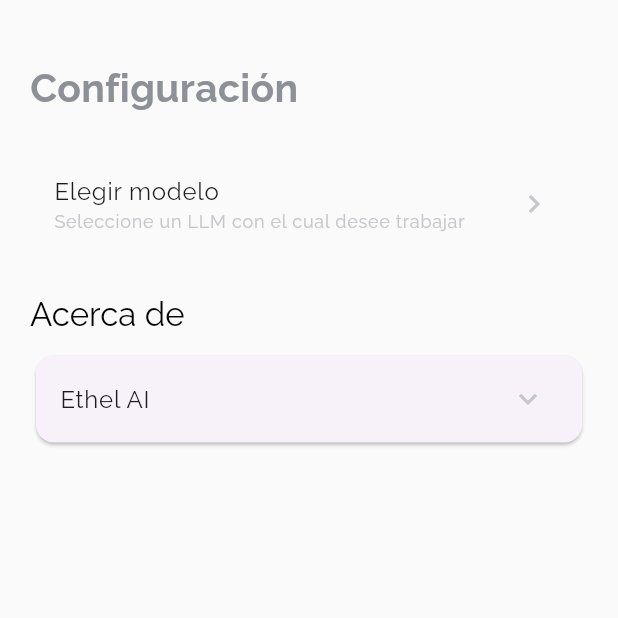
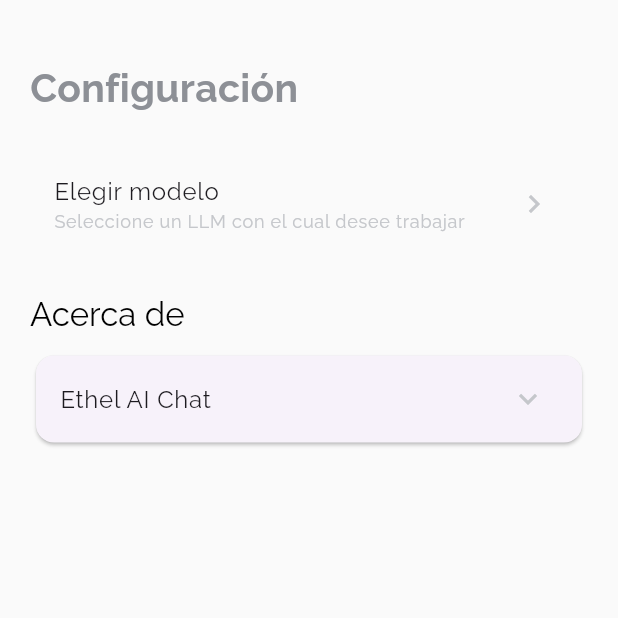
Before and after one commit to rjcalifornia/ethel-ai-chat, a Flutter app: the screen it shows after launch, after a tap on "Iniciar ahora", after a tap on the "settings" icon, on a phone screen of 412 x 824 dp, the top half of it. Run offline on Flutter 3.47's test engine with Material 3 defaults, Android fonts, the light colour scheme and no system bars; our stand-ins replace flutter_chat_types, flutter_chat_ui, google_fonts, material_symbols_icons, shared_preferences.

Commit message:
Changes to be committed: 	modified:   lib/main.dart 	modified:   lib/ui/screens/chat.dart 	modified:   lib/ui/screens/home.dart 	modified:   lib/ui/screens/settings.dart 	modified:   lib/ui/widgets/empty_state.dart

```diff
--- a/lib/main.dart
+++ b/lib/main.dart
@@ -43,12 +43,12 @@
         scaffoldBackgroundColor: const Color(0xffF3F5F6),
         textTheme: GoogleFonts.ralewayTextTheme(Theme.of(context).textTheme),
       ),
-      localizationsDelegates: [
+      localizationsDelegates: const [
         GlobalMaterialLocalizations.delegate,
         GlobalWidgetsLocalizations.delegate,
         GlobalCupertinoLocalizations.delegate,
       ],
-      supportedLocales: [
+      supportedLocales: const [
         Locale('es'), // Spanish
       ],
       home: FutureBuilder(
--- a/lib/ui/screens/chat.dart
+++ b/lib/ui/screens/chat.dart
@@ -3,7 +3,9 @@
 import 'package:ethel_ai_chat/global.dart';
 import 'package:ethel_ai_chat/ui/widgets/empty_state.dart';
 import 'package:flutter/material.dart';
+// ignore: unnecessary_import
 import 'package:flutter/widgets.dart';
+// ignore: depend_on_referenced_packages
 import 'package:flutter_chat_types/flutter_chat_types.dart' as types;
 import 'package:http/http.dart' as http;
 import 'package:flutter_chat_ui/flutter_chat_ui.dart';
@@ -85,7 +87,8 @@
 
   @override
   Widget build(BuildContext context) {
-    return Scaffold(
+    return SafeArea(
+        child: Scaffold(
             backgroundColor: const Color(0xffFAFAFA),
             body: Container(
               padding: const EdgeInsets.only(top: 30, left: 20, right: 20),
@@ -98,15 +101,16 @@
                 emptyState: EmptyStateWidget(),
                 l10n: const ChatL10nEn(
                     inputPlaceholder: "Preguntale algo a la AI",
-            ),
+                    isTyping: "está escribiendo..."),
                 typingIndicatorOptions: TypingIndicatorOptions(
-                typingUsers: test, animationSpeed: const Duration(seconds: 1)),
+                    typingUsers: test,
+                    animationSpeed: const Duration(seconds: 1)),
                 onSendPressed: _handleSendPressed,
                 user: _user,
                 showUserNames: true,
                 showUserAvatars: true,
               ),
-        ));
+            )));
   }
 
   void _addMessage(types.Message message) {
--- a/lib/ui/screens/home.dart
+++ b/lib/ui/screens/home.dart
@@ -29,7 +29,7 @@
       bottomNavigationBar: BottomAppBar(
         elevation: 40.0,
         shadowColor: Colors.black,
-        surfaceTintColor: Color(0xfff5f6f5),
+        surfaceTintColor: const Color(0xfff5f6f5),
         child: Row(
           mainAxisAlignment: MainAxisAlignment.spaceAround,
           children: [
--- a/lib/ui/screens/settings.dart
+++ b/lib/ui/screens/settings.dart
@@ -75,7 +75,7 @@
               ),
               Card(
                 child: ExpansionTile(
-                  title: const Text("Ethel AI"),
+                  title: const Text("Ethel AI Chat"),
                   iconColor: EthelColors.selected,
                   collapsedIconColor: EthelColors.unselected,
                   children: [
--- a/lib/ui/widgets/empty_state.dart
+++ b/lib/ui/widgets/empty_state.dart
@@ -10,10 +10,11 @@
 class _EmptyStateWidgetState extends State<EmptyStateWidget> {
   @override
   Widget build(BuildContext context) {
-    return Column(
+    return SingleChildScrollView(
+        child: Column(
       children: [
         const SizedBox(
-          height: 60,
+          height: 40,
         ),
         Center(
             child: Column(
@@ -23,14 +24,14 @@
               child: Image.asset("images/ethel-ai-logo.png"),
             ),
             const SizedBox(
-              height: 40,
+              height: 10,
             ),
             const Text(
               "Ethel AI",
               style: TextStyle(fontSize: 28),
             ),
             const SizedBox(
-              height: 40,
+              height: 30,
             ),
             const Icon(
               Icons.book_outlined,
@@ -81,6 +82,6 @@
           ],
         ))
       ],
-    );
+    ));
   }
 }
```
Lines whose indentation alone changed are shown as unchanged.
